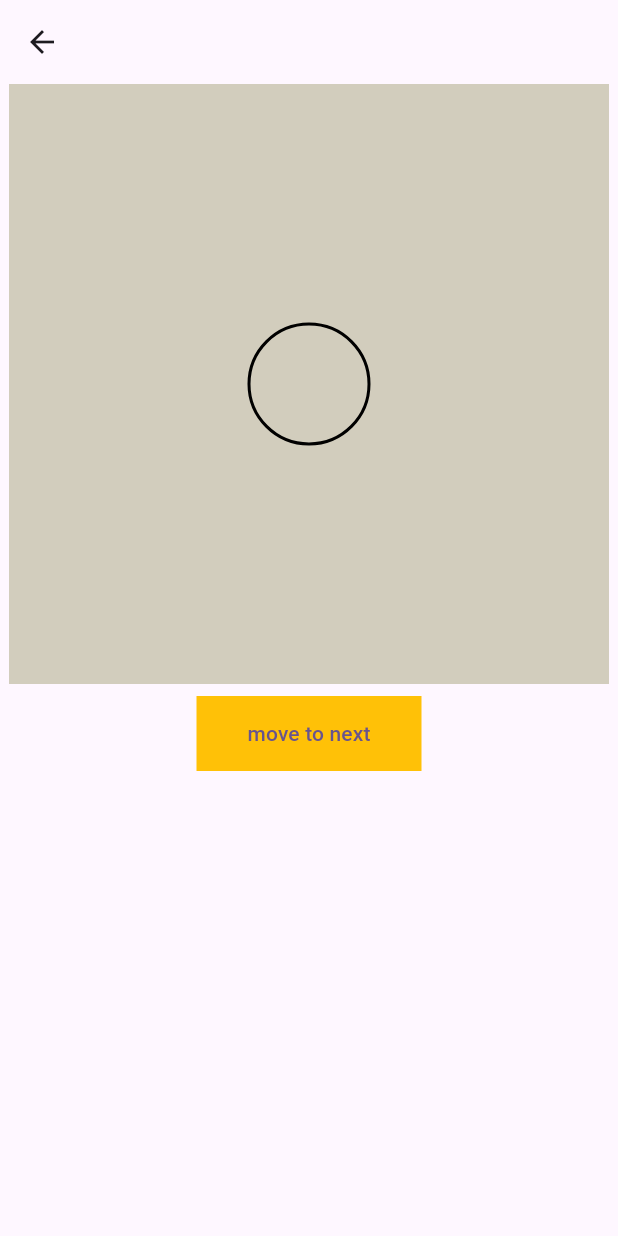
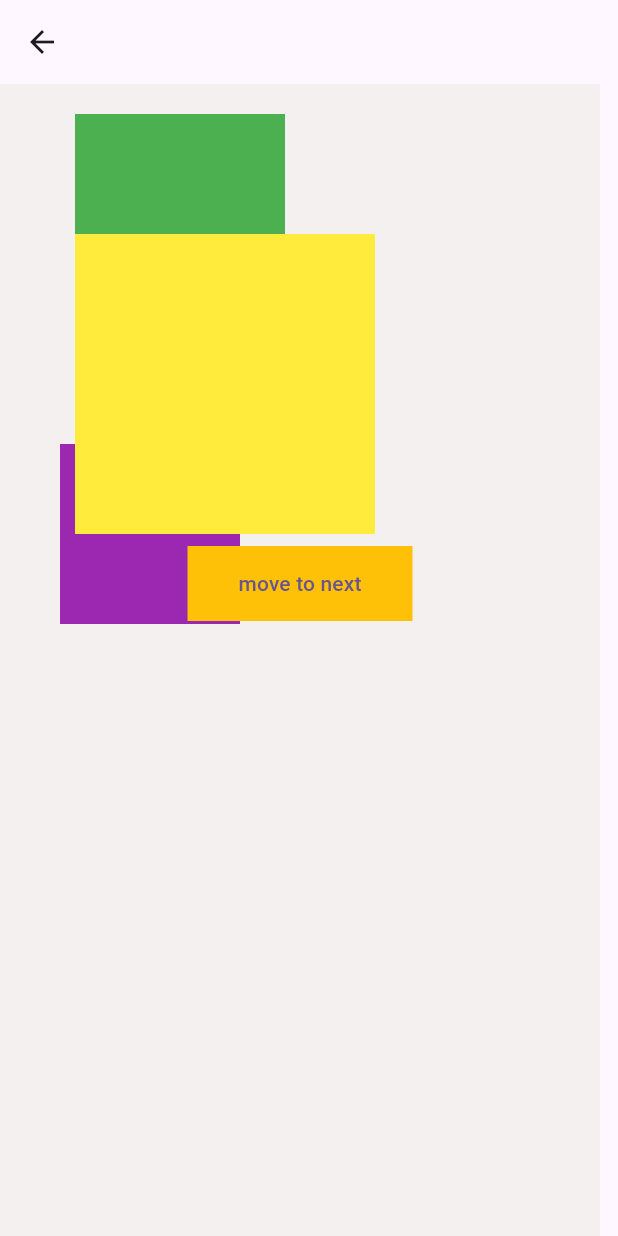
Before and after one commit to nidhiapp/custom_paint, a Flutter app: the screen it shows after launch, after a tap on "move to next", on a phone screen of 412 x 824 dp. Run offline on Flutter 3.47's test engine with Material 3 defaults, Android fonts, the phone set to English and light mode, and no system bars.

Commit message:
worked on arc

```diff
--- a/lib/main.dart
+++ b/lib/main.dart
@@ -1,4 +1,5 @@
-import 'package:custom_paint/custom_paint.dart';
+import 'package:custom_paint/screens/custom_paint.dart';
+import 'package:custom_paint/screens/save_restore.dart';
 import 'package:flutter/material.dart';
 
 void main() {
@@ -19,7 +20,7 @@ class MyApp extends StatelessWidget {
         colorScheme: ColorScheme.fromSeed(seedColor: Colors.deepPurple),
         useMaterial3: true,
       ),
-      home: CustomPaint1(),
+      home: SaveAndRestore(),
     );
   }
 }
--- a/lib/custom_paint.dart
+++ b/lib/screens/custom_paint.dart
@@ -1,4 +1,4 @@
-import 'package:custom_paint/custom_paint_2.dart';
+import 'package:custom_paint/screens/custom_paint_2.dart';
 import 'package:flutter/material.dart';
 
 class CustomPaint1 extends StatelessWidget {
--- a/lib/custom_paint_2.dart
+++ b/lib/screens/custom_paint_2.dart
@@ -1,4 +1,4 @@
-import 'package:custom_paint/custom_paint_3.dart';
+import 'package:custom_paint/screens/custom_paint_3.dart';
 import 'package:flutter/material.dart';
 
 class CustomPaint2 extends StatelessWidget {
--- a/lib/custom_paint_3.dart
+++ b/lib/screens/custom_paint_3.dart
@@ -1,4 +1,4 @@
-import 'package:custom_paint/custom_paint_4.dart';
+import 'package:custom_paint/screens/custom_paint_4.dart';
 import 'package:flutter/material.dart';
 
 class CustomPaint3 extends StatelessWidget {
--- a/lib/custom_paint_4.dart
+++ b/lib/screens/custom_paint_4.dart
@@ -1,4 +1,4 @@
-import 'package:custom_paint/fill_color.dart';
+import 'package:custom_paint/screens/fill_color.dart';
 import 'package:flutter/material.dart';
 
 class CustomPaint4 extends StatelessWidget {
--- a/lib/draw_point.dart
+++ b/lib/screens/draw_point.dart
@@ -1,6 +1,6 @@
 import 'dart:typed_data';
 
-import 'package:custom_paint/draw_image.dart';
+import 'package:custom_paint/screens/draw_image.dart';
 import 'package:flutter/material.dart';
 import 'dart:ui' as ui;
 
--- a/lib/fill_color.dart
+++ b/lib/screens/fill_color.dart
@@ -1,4 +1,4 @@
-import 'package:custom_paint/draw_point.dart';
+import 'package:custom_paint/screens/draw_point.dart';
 import 'package:flutter/material.dart';
 import 'dart:ui' as ui;
 
--- /dev/null
+++ b/lib/screens/save_layer_to_blendlayer.dart
@@ -0,0 +1,92 @@
+import 'package:custom_paint/screens/arc.dart';
+import 'package:flutter/material.dart';
+import 'dart:ui' as ui;
+
+class SavelayerToBlendLayer extends StatelessWidget {
+  const SavelayerToBlendLayer({super.key});
+
+  @override
+  Widget build(BuildContext context) {
+    return Scaffold(
+      appBar: AppBar(
+        automaticallyImplyLeading: true,
+      ),
+      body: Container(
+        //height: 400,
+        // width: 600,
+        color: const Color.fromARGB(255, 245, 240, 240),
+        child: Column(
+          // mainAxisAlignment: MainAxisAlignment.center,
+          children: [
+            CustomPaint(
+              painter: BlendLyerPainter(),
+              size: const Size(400, 300),
+            ),
+            TextButton(
+                onPressed: () {
+                  Navigator.push(
+                      context,
+                      MaterialPageRoute(
+                          builder: (context) => const DrawArc()));
+                },
+                child: Container(
+                    height: 50,
+                    width: 150,
+                    color: Colors.amber,
+                    child: const Center(child: Text("move to next"))))
+          ],
+        ),
+      ),
+    );
+  }
+}
+
+class BlendLyerPainter extends CustomPainter {
+  @override
+  void paint(Canvas canvas, Size size) {
+    Paint paint = Paint()..color = Colors.purple;
+    // ..strokeWidth = 5;
+    //  ..style = PaintingStyle.stroke;
+    canvas.drawRect(
+        Rect.fromCenter(
+            center: Offset(size.width/4, size.height),
+            width: 120,
+            height: 120),
+        paint);
+    canvas.drawRect(
+        Rect.fromLTWH(50, 20, 140, 150), paint..color = Colors.green);
+    canvas.drawRect(
+      Rect.fromLTWH(50, 100, 200, 200), paint..color = Colors.yellow, );
+
+    //     ..shader = ui.Gradient.linear(Offset(size.width / 2, 200),
+    //         Offset(size.width / 2, 80), [Colors.pinkAccent, Colors.amberAccent]);
+    //   Rect rect = Rect.fromLTRB(20, 20, 180, 180);
+
+    //   // Draw the filled rectangle on the canvas
+    //   canvas.drawRect(rect, paint);
+    //   canvas.drawRect(
+    //       Rect.fromCenter(
+    //           center: Offset(size.width / 2, size.height / 2),
+    //           width: size.width,
+    //           height: size.height),
+    //       paint);
+    //   canvas.drawRect(
+    //       Rect.fromCenter(
+    //           center: Offset(size.width / 2, size.height / 2),
+    //           width: 200,
+    //           height: 200),
+    //       paint);
+    //   canvas.drawRect(Rect.fromLTRB(0, 0, 20, 30), paint);
+    //   canvas.drawRect(
+    //       Rect.fromCenter(
+    //           center: Offset(size.width / 2, size.height / 2),
+    //           width: 100,
+    //           height: 100),
+    //       paint..color = Colors.green);
+  }
+
+  @override
+  bool shouldRepaint(covariant CustomPainter oldDelegate) {
+    return false;
+  }
+}
--- /dev/null
+++ b/lib/screens/save_restore.dart
@@ -0,0 +1,78 @@
+import 'package:custom_paint/screens/save_layer_to_blendlayer.dart';
+import 'package:flutter/material.dart';
+
+class SaveAndRestore extends StatefulWidget {
+  const SaveAndRestore({super.key});
+
+  @override
+  State<SaveAndRestore> createState() => _SaveAndRestoreState();
+}
+
+class _SaveAndRestoreState extends State<SaveAndRestore> {
+  @override
+  Widget build(BuildContext context) {
+    return Scaffold(
+      appBar: AppBar(
+        automaticallyImplyLeading: true,
+      ),
+      body: Center(
+        child: Container(
+          height: 400,
+          width: 600,
+          color: const Color.fromARGB(255, 245, 240, 240),
+          child: Center(
+            child: Column(
+              mainAxisAlignment: MainAxisAlignment.center,
+              children: [
+                CustomPaint(
+                  painter: SaveAndRestorePainter(),
+                  size: const Size(400, 300),
+                ),
+                TextButton(
+                  onPressed: () {
+                    Navigator.push(
+                        context,
+                        MaterialPageRoute(
+                            builder: (context) => SavelayerToBlendLayer()));
+                  },
+                  child: Container(height: 50,width: 150,color: Colors.amber,
+                    child: Center(child: Text("move to next"))))
+              ],
+            ),
+          ),
+        ),
+      ),
+    );
+  }
+}
+
+class SaveAndRestorePainter extends CustomPainter {
+  @override
+  void paint(Canvas canvas, Size size) {
+    Paint paint = Paint()
+      ..color = Colors.purple
+      ..strokeWidth = 2;
+    canvas.save();
+    canvas.translate(20, 0);
+    canvas.drawRect(
+        Rect.fromCenter(
+            center: Offset(size.width / 2, size.height / 2),
+            width: 200,
+            height: 200),
+        paint);
+
+   canvas.restore();
+
+    canvas.drawRect(
+        Rect.fromCenter(
+            center: Offset(size.width / 2, size.height / 2),
+            width: 100,
+            height: 100),
+        paint..color = Colors.yellow);
+  }
+
+  @override
+  bool shouldRepaint(covariant CustomPainter oldDelegate) {
+    return false;
+  }
+}
```
Also changed, not shown: lib/screens/arc.dart (added, +79 -0 lines), lib/screens/custom_clipper.dart (added, +78 -0 lines), lib/screens/draw_image.dart (renamed from lib/draw_image.dart, +45 -6 lines), lib/screens/image_transform.dart (added, +14 -0 lines), lib/screens/write_text.dart (renamed from lib/write_text.dart, +10 -9 lines).
